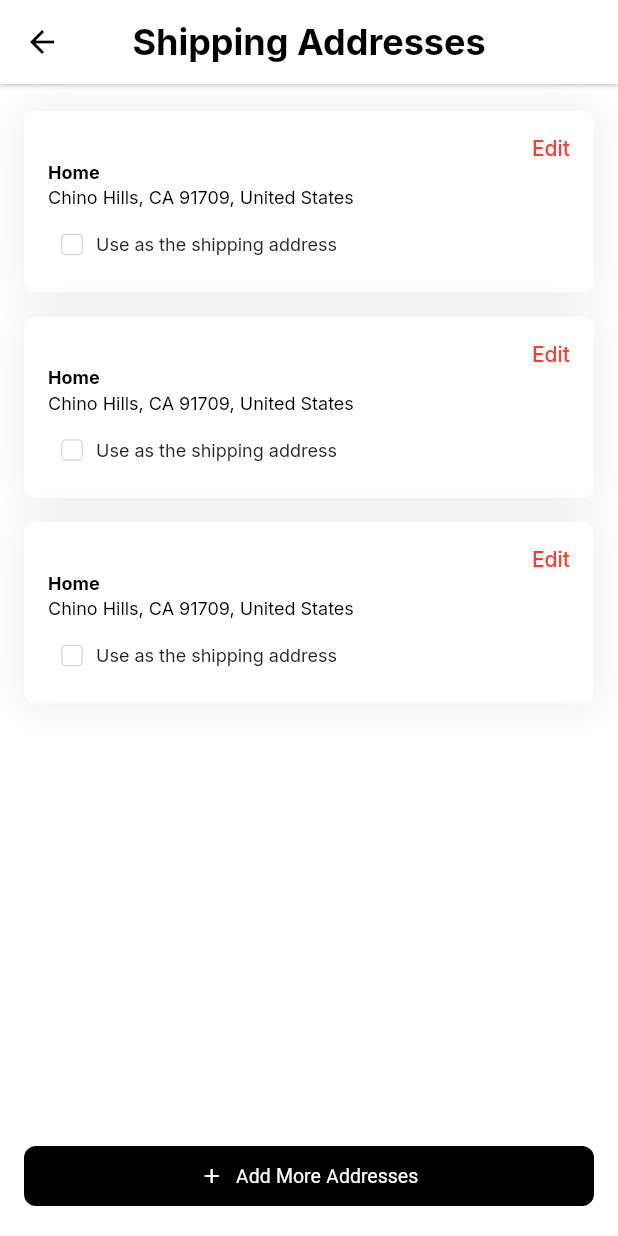
After one commit to StrangerDeveloper/ismmart_ecommerce, a Flutter app: the ShippingAddressListView screen opened directly, on a phone screen of 412 x 824 dp. The commit adds this screen. Run offline on Flutter 3.47's test engine with Material 3 defaults, Android fonts, the phone set to English and light mode, and no system bars; our stand-ins replace cached_network_image, country_code_picker, firebase_core, flip_card, flutter_image_compress, flutter_multi_formatter and 10 more; accounts and stored records are empty; network calls fail; project files that could hold a hidden picture were left out.

Commit message:
shipping address List...

```diff
--- /dev/null
+++ b/lib/screens/shipping_address_list/shipping_address_list_view.dart
@@ -0,0 +1,102 @@
+import 'package:flutter/material.dart';
+import 'package:get/get.dart';
+import 'package:ismmart_ecommerce/helpers/app_colors.dart';
+
+import '../../widgets/custom_appbar.dart';
+import '../../widgets/custom_button.dart';
+import '../../widgets/custom_checkbox.dart';
+
+class ShippingAddressListView extends StatelessWidget {
+  const ShippingAddressListView({super.key});
+
+  @override
+  Widget build(BuildContext context) {
+    return Scaffold(
+      backgroundColor: Colors.white,
+      appBar: const CustomAppBar2(
+        title: 'Shipping Addresses',
+      ),
+      body: Column(
+        children: [
+          listView(),
+          Padding(
+            padding: const EdgeInsets.symmetric(horizontal: 16, vertical: 16),
+            child: CustomIconTextBtn(
+              title: 'Add More Addresses',
+              onPressed: () {},
+              icon: Icons.add,
+              width: double.infinity,
+            ),
+          ),
+        ],
+      ),
+    );
+  }
+
+  Widget listView() {
+    return Expanded(
+      child: ListView.builder(
+        padding: const EdgeInsets.symmetric(vertical: 10),
+        itemCount: 3,
+        itemBuilder: (context, int index) {
+          return listViewItem(index);
+        },
+      ),
+    );
+  }
+
+  Widget listViewItem(int index) {
+    return Container(
+      margin: const EdgeInsets.symmetric(horizontal: 16, vertical: 8),
+      padding: const EdgeInsets.all(16),
+      decoration: BoxDecoration(
+        borderRadius: BorderRadius.circular(8),
+        color: Colors.white,
+        boxShadow: const [
+          BoxShadow(
+            color: Color(0x14000000),
+            blurRadius: 25,
+            offset: Offset(0, 1),
+            spreadRadius: 0,
+          ),
+        ]
+      ),
+      child: Column(
+        crossAxisAlignment: CrossAxisAlignment.start,
+        children: [
+          const Align(
+            alignment: Alignment.centerRight,
+            child: Text(
+              'Edit',
+              style: TextStyle(
+                color: AppColors.red,
+                fontWeight: FontWeight.w500,
+              ),
+            ),
+          ),
+          const Text(
+            'Home',
+            style: TextStyle(
+              fontSize: 12,
+              fontWeight: FontWeight.w700,
+            ),
+          ),
+          const Padding(
+            padding: EdgeInsets.only(top: 2, bottom: 8),
+            child: Text(
+              'Chino Hills, CA 91709, United States',
+              style: TextStyle(
+                fontSize: 12,
+              ),
+            ),
+          ),
+          CustomCheckBox(
+            title: 'Use as the shipping address',
+            value: false.obs,
+            onChanged: (value) {},
+          ),
+        ],
+      ),
+    );
+  }
+}
--- /dev/null
+++ b/lib/screens/shipping_address_list/shipping_address_list_viewmodel.dart
@@ -0,0 +1,5 @@
+import 'package:get/get.dart';
+
+class ShippingAddressListViewModel extends GetxController{
+
+}
--- a/lib/widgets/custom_button.dart
+++ b/lib/widgets/custom_button.dart
@@ -26,7 +26,7 @@ class CustomTextBtn extends StatelessWidget {
     this.title = "",
     this.width = double.infinity,
     required this.onPressed,
-    this.backgroundColor = AppColors.black,
+    this.backgroundColor = Colors.black,
     this.foregroundColor = Colors.white,
     this.child,
     this.radius = 8,
@@ -84,7 +84,7 @@ class CustomIconTextBtn extends StatelessWidget {
     required this.title,
     this.width = double.minPositive,
     required this.onPressed,
-    this.backgroundColor = AppColors.primary,
+    this.backgroundColor = Colors.black,
     this.foregroundColor = Colors.white,
     this.radius = 8,
     this.padding,
@@ -124,7 +124,7 @@ class CustomIconTextBtn extends StatelessWidget {
             const Gap(8),
             CustomText(
               title: title,
-              size: 10,
+              color: Colors.white,
             ),
           ],
         ),
```
Also changed, not shown: lib/screens/add_shipping_address/add_shipping_address_view.dart (+13 -10 lines).
